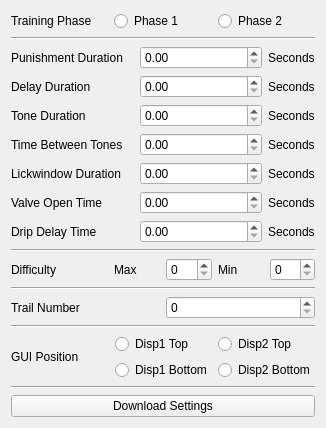
The window that settingsUI.ui (Salk-Shtrahman/Temporal) describes before a commit, drawn with Qt 5.
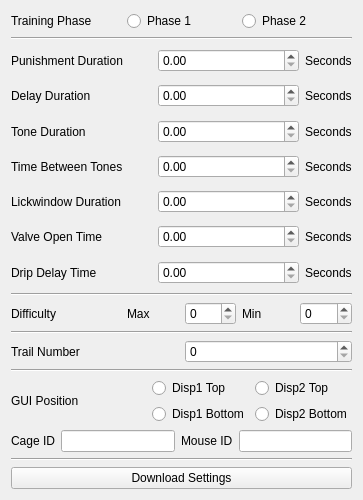
The same window after the commit.

Commit message: added animal id window, fix attemp to lickwindow

Diff of the .ui file:
```diff
--- a/settingsUI.ui
+++ b/settingsUI.ui
@@ -6,8 +6,8 @@
    <rect>
     <x>0</x>
     <y>0</y>
-    <width>326</width>
-    <height>417</height>
+    <width>363</width>
+    <height>500</height>
    </rect>
   </property>
   <property name="windowTitle">
@@ -431,6 +431,37 @@
        </property>
       </widget>
      </item>
+     <item row="10" column="0">
+      <widget class="Line" name="line_4">
+       <property name="orientation">
+        <enum>Qt::Horizontal</enum>
+       </property>
+      </widget>
+     </item>
+     <item row="18" column="0">
+      <layout class="QHBoxLayout" name="horizontalLayout_15">
+       <item>
+        <widget class="QLabel" name="label_21">
+         <property name="text">
+          <string>Cage ID</string>
+         </property>
+        </widget>
+       </item>
+       <item>
+        <widget class="QLineEdit" name="cageBox"/>
+       </item>
+       <item>
+        <widget class="QLabel" name="label_22">
+         <property name="text">
+          <string>Mouse ID</string>
+         </property>
+        </widget>
+       </item>
+       <item>
+        <widget class="QLineEdit" name="mouseBox"/>
+       </item>
+      </layout>
+     </item>
     </layout>
    </item>
    <item row="3" column="0">
```
Left out of the diff: 311 changed lines with no effect on the pictures. The commit also changes 7 other files.
